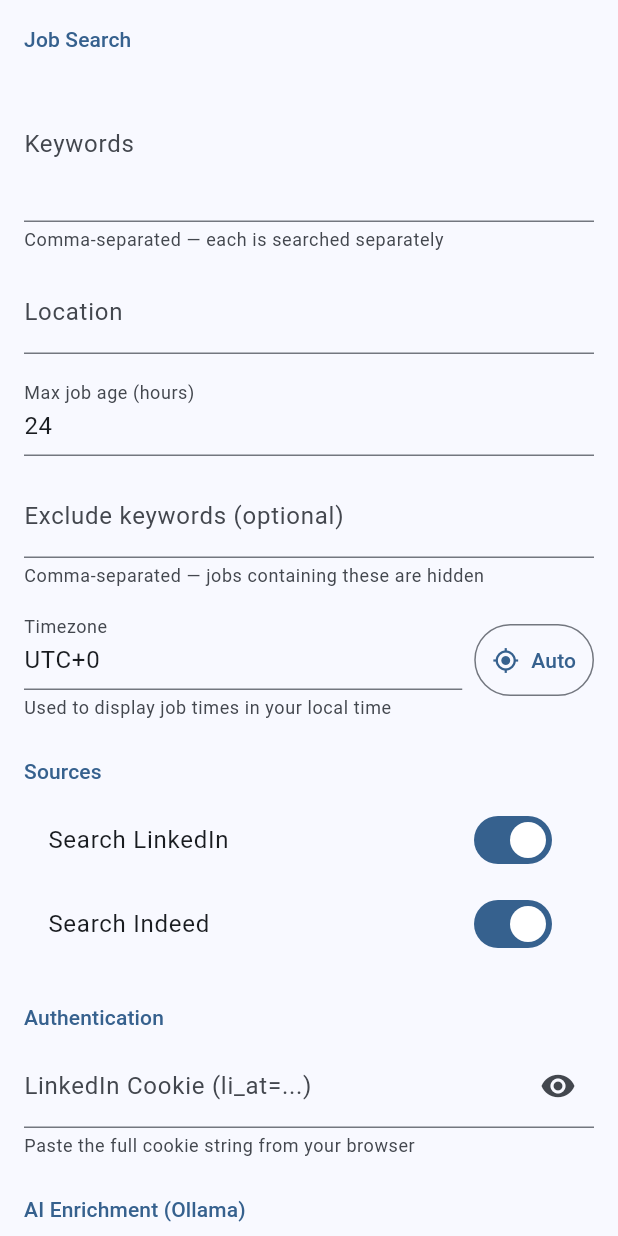
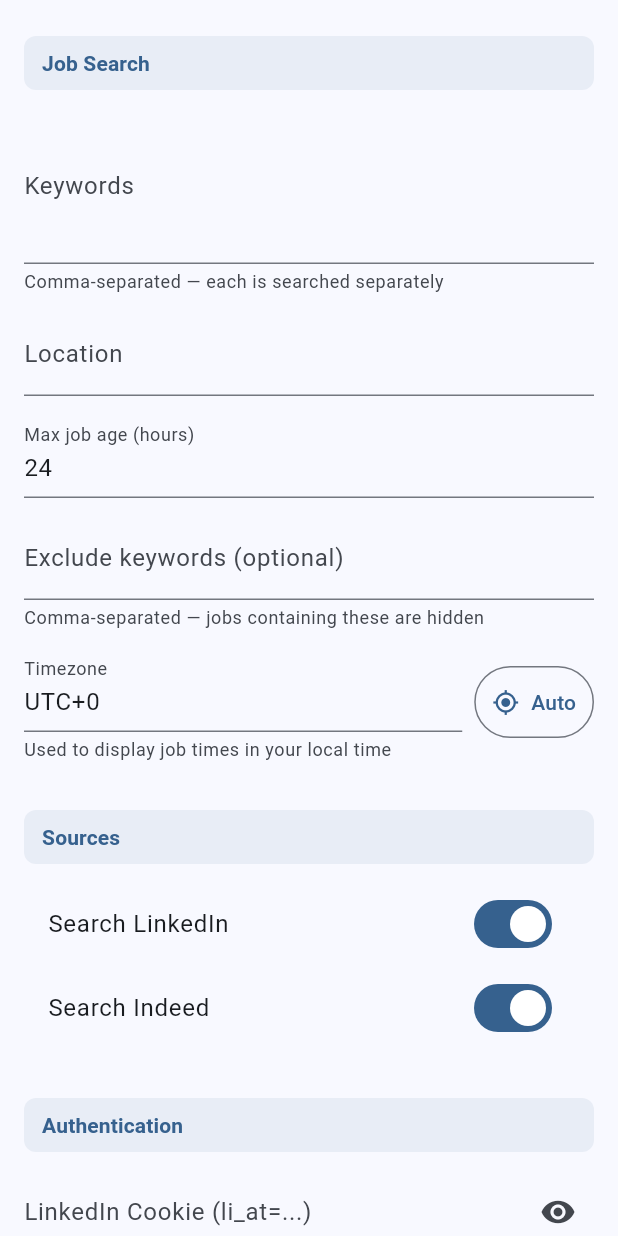
Before and after one commit to mohamedkhalaf0045-stack/job-alert, a Flutter app: the SettingsScreen widget shown alone on an empty page, opened directly, on a phone screen of 412 x 824 dp. Run offline on Flutter 3.47's test engine with Material 3 defaults, Android fonts, the phone set to English and light mode, and no system bars; our stand-ins replace open_filex, package_info_plus; network calls fail.

Commit message:
chore: UI/UX polish - enhance dashboard status display, improve Flutter styling, add card shadows to Windows GUI
- Dashboard: Change 'Last run' label to 'Status', display errors in red with tooltip for full message
- Flutter: Increase status lamp size (64px → 96px), enhance job count chips with rounded corners and background colors, add subtle background colors to settings sections
- Windows GUI: Add drop shadow effect to cards, improve textbox styling with consistent colors

```diff
--- a/mobile/lib/models/app_settings.dart
+++ b/mobile/lib/models/app_settings.dart
@@ -10,6 +10,9 @@ class AppSettings {
   final int minAiScore;
   final String ollamaUrl;
   final String timezone;
+  final bool searchGmail;
+  final String gmailEmail;
+  final String gmailAppPassword;
 
   const AppSettings({
     required this.keywords,
@@ -23,6 +26,9 @@ class AppSettings {
     required this.minAiScore,
     required this.ollamaUrl,
     required this.timezone,
+    required this.searchGmail,
+    required this.gmailEmail,
+    required this.gmailAppPassword,
   });
 
   factory AppSettings.defaults() => AppSettings(
@@ -37,6 +43,9 @@ class AppSettings {
         minAiScore: 4,
         ollamaUrl: 'http://localhost:11434',
         timezone: deviceTimezone(),
+        searchGmail: false,
+        gmailEmail: '',
+        gmailAppPassword: '',
       );
 
   static String deviceTimezone() {
@@ -63,6 +72,9 @@ class AppSettings {
         minAiScore: int.tryParse(map['llm_min_score'] ?? '') ?? 4,
         ollamaUrl: map['ollama_url'] ?? 'http://localhost:11434',
         timezone: map['timezone']?.isNotEmpty == true ? map['timezone']! : deviceTimezone(),
+        searchGmail: (map['search_gmail'] ?? 'false') != 'false',
+        gmailEmail: map['gmail_email'] ?? '',
+        gmailAppPassword: map['gmail_app_password'] ?? '',
       );
 
   Map<String, String> toMap() => {
@@ -77,6 +89,9 @@ class AppSettings {
         'llm_min_score': minAiScore.toString(),
         'ollama_url': ollamaUrl,
         'timezone': timezone,
+        'search_gmail': searchGmail.toString(),
+        'gmail_email': gmailEmail,
+        'gmail_app_password': gmailAppPassword,
       };
 
   /// Parses the stored timezone string and returns its UTC offset in hours.
--- a/mobile/lib/screens/settings_screen.dart
+++ b/mobile/lib/screens/settings_screen.dart
@@ -25,11 +25,15 @@ class _SettingsScreenState extends State<SettingsScreen> {
   final _updateUrlCtrl   = TextEditingController();
   final _updateVerCtrl   = TextEditingController();
   final _updateCodeCtrl  = TextEditingController();
+  final _gmailEmailCtrl  = TextEditingController();
+  final _gmailPassCtrl   = TextEditingController();
   String _currentVersion = '';
 
   bool _searchLinkedIn = true;
   bool _searchIndeed   = true;
+  bool _searchGmail    = false;
   bool _showCookie     = false;
+  bool _showGmailPass  = false;
   bool _loading        = true;
   bool _saving         = false;
 
@@ -53,6 +57,8 @@ class _SettingsScreenState extends State<SettingsScreen> {
     _updateUrlCtrl.dispose();
     _updateVerCtrl.dispose();
     _updateCodeCtrl.dispose();
+    _gmailEmailCtrl.dispose();
+    _gmailPassCtrl.dispose();
     super.dispose();
   }
 
@@ -77,6 +83,9 @@ class _SettingsScreenState extends State<SettingsScreen> {
           _timezoneCtrl.text   = s.timezone;
           _searchLinkedIn      = s.searchLinkedIn;
           _searchIndeed        = s.searchIndeed;
+          _searchGmail         = s.searchGmail;
+          _gmailEmailCtrl.text = s.gmailEmail;
+          _gmailPassCtrl.text  = s.gmailAppPassword;
           _updateUrlCtrl.text  = url;
           _updateVerCtrl.text  = ver;
           _updateCodeCtrl.text = code;
@@ -100,19 +109,22 @@ class _SettingsScreenState extends State<SettingsScreen> {
         .toList();
 
     final settings = AppSettings(
-      keywords:        keywords,
-      location:        _locationCtrl.text.trim(),
-      maxHours:        int.tryParse(_maxHoursCtrl.text.trim()) ?? 24,
-      searchLinkedIn:  _searchLinkedIn,
-      searchIndeed:    _searchIndeed,
-      excludeKeywords: _excludeCtrl.text.trim(),
-      linkedInCookie:  _cookieCtrl.text.trim(),
-      userProfile:     _profileCtrl.text.trim(),
-      minAiScore:      int.tryParse(_minScoreCtrl.text.trim()) ?? 4,
-      ollamaUrl:       _ollamaCtrl.text.trim(),
-      timezone:        _timezoneCtrl.text.trim().isEmpty
+      keywords:           keywords,
+      location:           _locationCtrl.text.trim(),
+      maxHours:           int.tryParse(_maxHoursCtrl.text.trim()) ?? 24,
+      searchLinkedIn:     _searchLinkedIn,
+      searchIndeed:       _searchIndeed,
+      excludeKeywords:    _excludeCtrl.text.trim(),
+      linkedInCookie:     _cookieCtrl.text.trim(),
+      userProfile:        _profileCtrl.text.trim(),
+      minAiScore:         int.tryParse(_minScoreCtrl.text.trim()) ?? 4,
+      ollamaUrl:          _ollamaCtrl.text.trim(),
+      timezone:           _timezoneCtrl.text.trim().isEmpty
                               ? AppSettings.deviceTimezone()
                               : _timezoneCtrl.text.trim(),
+      searchGmail:        _searchGmail,
+      gmailEmail:         _gmailEmailCtrl.text.trim(),
+      gmailAppPassword:   _gmailPassCtrl.text.trim(),
     );
 
     final results = await Future.wait([
@@ -248,6 +260,39 @@ class _SettingsScreenState extends State<SettingsScreen> {
             maxLines: _showCookie ? 3 : 1,
           ),
           const SizedBox(height: 24),
+          _Section('Email Alerts'),
+          SwitchListTile(
+            title: const Text('Search Gmail for job alerts'),
+            value: _searchGmail,
+            onChanged: (v) => setState(() => _searchGmail = v),
+          ),
+          if (_searchGmail) ...[
+            const SizedBox(height: 12),
+            TextFormField(
+              controller: _gmailEmailCtrl,
+              enabled: _searchGmail,
+              decoration: const InputDecoration(
+                labelText: 'Gmail address',
+                hintText: 'your.email@gmail.com',
+              ),
+            ),
+            const SizedBox(height: 12),
+            TextFormField(
+              controller: _gmailPassCtrl,
+              enabled: _searchGmail,
+              obscureText: !_showGmailPass,
+              decoration: InputDecoration(
+                labelText: 'Gmail app password',
+                helperText: 'Get app password: myaccount.google.com/apppasswords (requires 2FA)',
+                suffixIcon: IconButton(
+                  icon: Icon(_showGmailPass ? Icons.visibility_off : Icons.visibility),
+                  onPressed: () => setState(() => _showGmailPass = !_showGmailPass),
+                ),
+              ),
+              maxLines: _showGmailPass ? 2 : 1,
+            ),
+          ],
+          const SizedBox(height: 24),
           _Section('AI Enrichment (Ollama)'),
           TextFormField(
             controller: _profileCtrl,
@@ -373,13 +418,23 @@ class _Section extends StatelessWidget {
   @override
   Widget build(BuildContext context) {
     return Padding(
-      padding: const EdgeInsets.only(bottom: 8),
+      padding: const EdgeInsets.only(bottom: 12, top: 8),
+      child: Container(
+        padding: const EdgeInsets.symmetric(horizontal: 12, vertical: 8),
+        decoration: BoxDecoration(
+          color: Theme.of(context).colorScheme.primary.withValues(alpha: 0.08),
+          borderRadius: BorderRadius.circular(8),
+        ),
         child: Text(
           title,
           style: Theme.of(context)
               .textTheme
               .titleSmall
-            ?.copyWith(color: Theme.of(context).colorScheme.primary),
+              ?.copyWith(
+                color: Theme.of(context).colorScheme.primary,
+                fontWeight: FontWeight.w600,
+              ),
+        ),
       ),
     );
   }
```
Also changed, not shown: mobile/lib/screens/dashboard_screen.dart (+46 -9 lines), mobile/lib/services/github_service.dart (+11 -1 lines), mobile/lib/widgets/status_lamp.dart (+4 -4 lines), 109 other files. Lines whose indentation alone changed are shown as unchanged.
